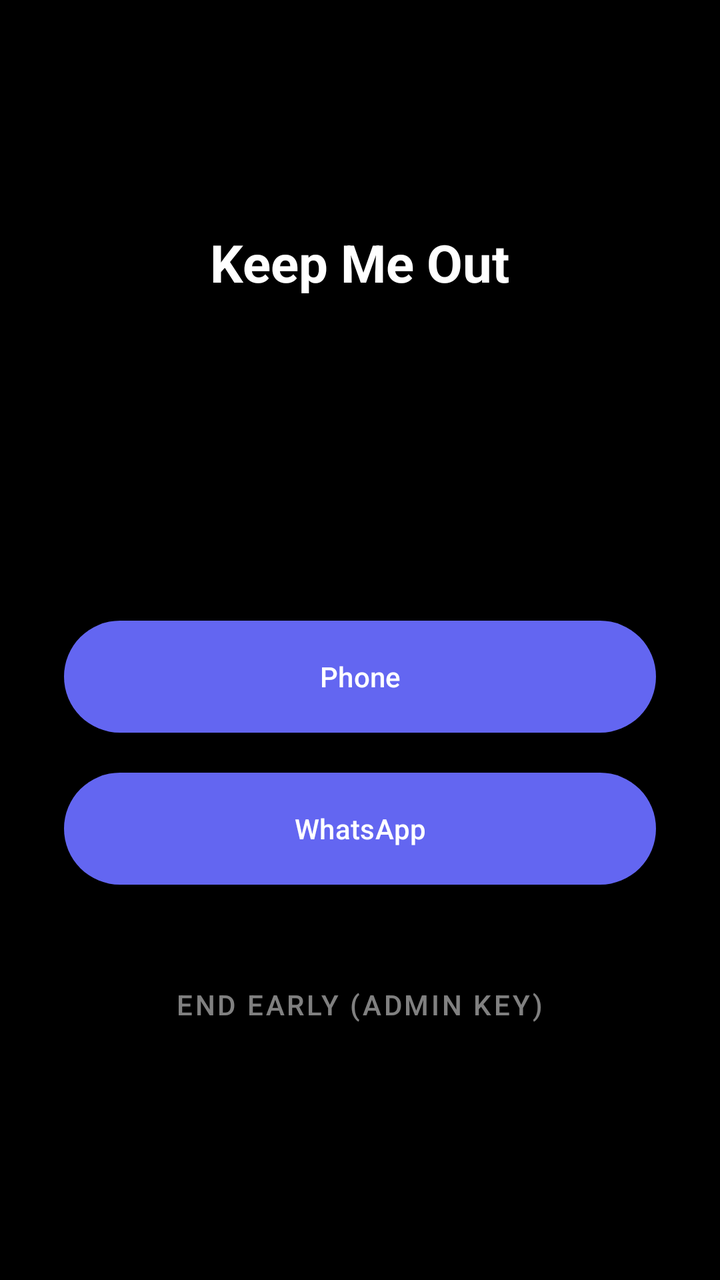
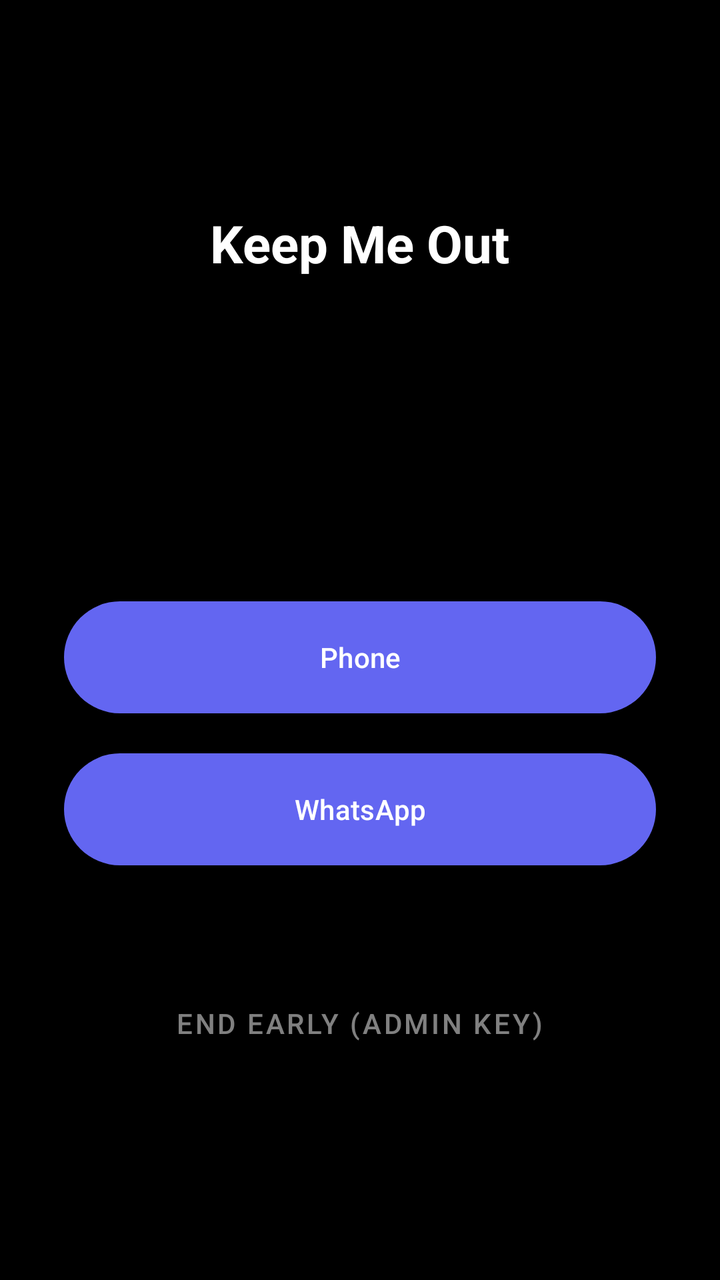

Two renders of the same Android screen: before a commit and after it. Below are the layout's source before the change and the commit's diff.
<!-- AndroidManifest.xml: application theme Theme.LockoutGate -->
<!-- res/layout/activity_focus_lock.xml -->
<?xml version="1.0" encoding="utf-8"?>
<LinearLayout xmlns:android="http://schemas.android.com/apk/res/android"
    android:layout_width="match_parent"
    android:layout_height="match_parent"
    android:background="#000000"
    android:gravity="center"
    android:orientation="vertical"
    android:padding="32dp">

    <TextView
        android:layout_width="wrap_content"
        android:layout_height="wrap_content"
        android:text="@string/focus_lock_title"
        android:textColor="#FFFFFF"
        android:textSize="26sp"
        android:textStyle="bold" />

    <TextView
        android:id="@+id/focusCountdown"
        android:layout_width="wrap_content"
        android:layout_height="wrap_content"
        android:layout_marginTop="24dp"
        android:fontFamily="monospace"
        android:textColor="#FFFFFF"
        android:textSize="44sp" />

    <TextView
        android:id="@+id/focusUntil"
        android:layout_width="wrap_content"
        android:layout_height="wrap_content"
        android:layout_marginTop="8dp"
        android:textColor="#B3FFFFFF"
        android:textSize="14sp" />

    <Button
        android:id="@+id/focusPhoneButton"
        android:layout_width="match_parent"
        android:layout_height="64dp"
        android:layout_marginTop="48dp"
        android:text="@string/focus_phone" />

    <Button
        android:id="@+id/focusWhatsAppButton"
        android:layout_width="match_parent"
        android:layout_height="64dp"
        android:layout_marginTop="12dp"
        android:text="@string/focus_whatsapp" />

    <Button
        android:id="@+id/focusEndEarlyButton"
        style="@style/Widget.MaterialComponents.Button.TextButton"
        android:layout_width="wrap_content"
        android:layout_height="wrap_content"
        android:layout_marginTop="32dp"
        android:text="@string/focus_end_early"
        android:textColor="#80FFFFFF" />

</LinearLayout>
<!-- resources referenced by this layout -->
<resources>
  <string name="focus_end_early">End early (admin key)</string>
  <string name="focus_lock_title">Keep Me Out</string>
  <string name="focus_phone">Phone</string>
  <string name="focus_whatsapp">WhatsApp</string>
  <style name="Theme.LockoutGate" parent="Theme.Material3.Light.NoActionBar">
          
          <item name="colorPrimary">@color/primary</item>
          <item name="colorOnPrimary">#FFFFFF</item>
          <item name="colorPrimaryContainer">@color/primary_container</item>
          <item name="colorOnPrimaryContainer">@color/on_primary_container</item>
  
          
          <item name="android:colorBackground">@color/background_light</item>
          <item name="colorSurface">@color/surface_card_light</item>
  
          
          <item name="android:statusBarColor">@color/background_light</item>
          <item name="android:windowLightStatusBar">true</item>
      </style>
  <color name="primary">#6366F1</color>
  <color name="primary_container">#EEF2FF</color>
  <color name="on_primary_container">#312E81</color>
  <color name="background_light">#F8FAFC</color>
  <color name="surface_card_light">#FFFFFF</color>
</resources>

<!-- the commit's change to res/layout/activity_focus_lock.xml (unified diff, before → after) -->
@@ -1,8 +1,13 @@
 <?xml version="1.0" encoding="utf-8"?>
-<LinearLayout xmlns:android="http://schemas.android.com/apk/res/android"
+<ScrollView xmlns:android="http://schemas.android.com/apk/res/android"
     android:layout_width="match_parent"
     android:layout_height="match_parent"
     android:background="#000000"
+    android:fillViewport="true">
+
+<LinearLayout
+    android:layout_width="match_parent"
+    android:layout_height="wrap_content"
     android:gravity="center"
     android:orientation="vertical"
     android:padding="32dp">
@@ -46,13 +51,23 @@
         android:layout_marginTop="12dp"
         android:text="@string/focus_whatsapp" />
 
+    <TextView
+        android:id="@+id/focusEarlyAllowance"
+        android:layout_width="match_parent"
+        android:layout_height="wrap_content"
+        android:layout_marginTop="24dp"
+        android:gravity="center"
+        android:textColor="#B3FFFFFF"
+        android:textSize="14sp" />
+
     <Button
         android:id="@+id/focusEndEarlyButton"
         style="@style/Widget.MaterialComponents.Button.TextButton"
         android:layout_width="wrap_content"
         android:layout_height="wrap_content"
-        android:layout_marginTop="32dp"
+        android:layout_marginTop="8dp"
         android:text="@string/focus_end_early"
         android:textColor="#80FFFFFF" />
 
 </LinearLayout>
+</ScrollView>
